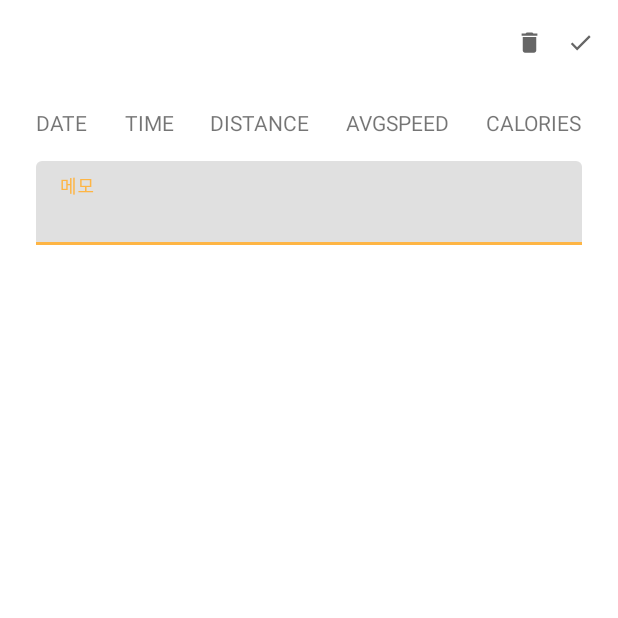
After one commit to summerdewyes/mvvm_walks_with_my_dog_portfolio, an Android app: the fragment SaveFragment shown on its own in the app's theme, on a phone screen of 412 x 824 dp, the top half of it. The commit adds this screen. Run offline under Robolectric (Android 15) with nearby library versions, the phone set to English and light mode, and no system bars.

Commit message:
fragment_save.xml 디자인

```diff
--- a/app/build.gradle
+++ b/app/build.gradle
@@ -42,6 +42,7 @@ android {
 }
 
 dependencies {
+    implementation 'androidx.legacy:legacy-support-v4:1.0.0'
     def room_version = "2.3.0"
 
     implementation 'androidx.core:core-ktx:1.6.0'
--- /dev/null
+++ b/app/src/main/java/com/summerdewyes/mvvm_walks_with_my_dog/ui/fragments/SaveFragment.kt
@@ -0,0 +1,27 @@
+package com.summerdewyes.mvvm_walks_with_my_dog.ui.fragments
+
+
+import android.os.Bundle
+import android.view.LayoutInflater
+import android.view.View
+import android.view.ViewGroup
+import androidx.fragment.app.Fragment
+import com.summerdewyes.mvvm_walks_with_my_dog.R
+import com.summerdewyes.mvvm_walks_with_my_dog.databinding.FragmentSaveBinding
+
+class SaveFragment : Fragment(R.layout.fragment_save) {
+
+    private var _binding: FragmentSaveBinding? = null
+    private val binding get() = _binding!!
+
+    override fun onCreateView(
+        inflater: LayoutInflater,
+        container: ViewGroup?,
+        savedInstanceState: Bundle?
+    ): View? {
+        return super.onCreateView(inflater, container, savedInstanceState)
+        _binding = FragmentSaveBinding.inflate(inflater, container, false)
+        return binding.root
+    }
+
+}
--- /dev/null
+++ b/app/src/main/res/drawable/ic_check.xml
@@ -0,0 +1,10 @@
+<vector xmlns:android="http://schemas.android.com/apk/res/android"
+    android:width="24dp"
+    android:height="24dp"
+    android:viewportWidth="24"
+    android:viewportHeight="24"
+    android:tint="?attr/colorControlNormal">
+  <path
+      android:fillColor="@android:color/white"
+      android:pathData="M9,16.17L4.83,12l-1.42,1.41L9,19 21,7l-1.41,-1.41z"/>
+</vector>
--- /dev/null
+++ b/app/src/main/res/drawable/ic_garbage.xml
@@ -0,0 +1,10 @@
+<vector xmlns:android="http://schemas.android.com/apk/res/android"
+    android:width="24dp"
+    android:height="24dp"
+    android:viewportWidth="24"
+    android:viewportHeight="24"
+    android:tint="?attr/colorControlNormal">
+  <path
+      android:fillColor="@android:color/white"
+      android:pathData="M6,19c0,1.1 0.9,2 2,2h8c1.1,0 2,-0.9 2,-2V7H6v12zM19,4h-3.5l-1,-1h-5l-1,1H5v2h14V4z"/>
+</vector>
--- a/app/src/main/res/layout/activity_main.xml
+++ b/app/src/main/res/layout/activity_main.xml
@@ -39,7 +39,7 @@
     <com.google.android.material.bottomnavigation.BottomNavigationView
         android:id="@+id/bottomNavigationView"
         android:layout_width="match_parent"
-        android:layout_height="@dimen/bottom_height"
+        android:layout_height="@dimen/default_height"
         android:background="@color/white"
         app:itemIconTint="@drawable/bottom_nav_selector"
         app:itemTextColor="@drawable/bottom_nav_selector"
--- a/app/src/main/res/layout/fragment_run.xml
+++ b/app/src/main/res/layout/fragment_run.xml
@@ -8,7 +8,7 @@
     <androidx.constraintlayout.widget.ConstraintLayout
         android:id="@+id/continueLayout"
         android:layout_width="match_parent"
-        android:layout_height="@dimen/bottom_height"
+        android:layout_height="@dimen/default_height"
         android:padding="8dp"
         app:layout_constraintTop_toTopOf="parent"
         app:layout_constraintStart_toStartOf="parent"
--- /dev/null
+++ b/app/src/main/res/layout/fragment_save.xml
@@ -0,0 +1,119 @@
+<?xml version="1.0" encoding="utf-8"?>
+<androidx.constraintlayout.widget.ConstraintLayout xmlns:android="http://schemas.android.com/apk/res/android"
+    xmlns:tools="http://schemas.android.com/tools"
+    android:layout_width="match_parent"
+    android:layout_height="match_parent"
+    xmlns:app="http://schemas.android.com/apk/res-auto"
+    tools:context=".ui.fragments.SaveFragment"
+    android:paddingBottom="@dimen/margin_default_mul">
+
+    <androidx.appcompat.widget.AppCompatImageView
+        android:id="@+id/tvSuccess"
+        android:layout_width="18sp"
+        android:layout_height="18sp"
+        android:src="@drawable/ic_check"
+        android:layout_margin="@dimen/margin_default"
+        app:layout_constraintEnd_toEndOf="parent"
+        app:layout_constraintTop_toTopOf="parent"
+        app:layout_constraintBottom_toTopOf="@+id/ivRunImage"/>
+
+    <androidx.appcompat.widget.AppCompatImageView
+        android:id="@+id/tvDelete"
+        android:layout_width="18sp"
+        android:layout_height="18sp"
+        android:src="@drawable/ic_garbage"
+        android:layout_margin="@dimen/margin_default"
+        app:layout_constraintTop_toTopOf="parent"
+        app:layout_constraintBottom_toTopOf="@+id/ivRunImage"
+        app:layout_constraintRight_toLeftOf="@+id/tvSuccess"/>
+
+    <com.google.android.material.textfield.TextInputLayout
+        android:id="@+id/tilJournal"
+        android:layout_width="0dp"
+        android:layout_height="wrap_content"
+        android:layout_marginTop="@dimen/margin_default"
+        app:layout_constraintEnd_toEndOf="@id/tvCalories"
+        app:layout_constraintHorizontal_bias="0.5"
+        app:layout_constraintStart_toStartOf="@+id/tvDate"
+        app:layout_constraintTop_toBottomOf="@+id/tvDate">
+
+        <com.google.android.material.textfield.TextInputEditText
+            android:id="@+id/etJournal"
+            android:layout_width="match_parent"
+            android:layout_height="wrap_content"
+            android:ems="10"
+            android:hint="메모"
+            android:inputType="text" />
+
+    </com.google.android.material.textfield.TextInputLayout>
+
+    <ImageView
+        android:id="@+id/ivRunImage"
+        android:layout_width="match_parent"
+        android:layout_height="wrap_content"
+        android:layout_marginTop="@dimen/default_height"
+        app:layout_constraintEnd_toEndOf="parent"
+        app:layout_constraintHorizontal_bias="0.5"
+        app:layout_constraintStart_toStartOf="parent"
+        app:layout_constraintTop_toTopOf="parent" />
+
+    <com.google.android.material.textview.MaterialTextView
+        android:id="@+id/tvDate"
+        android:layout_width="wrap_content"
+        android:layout_height="wrap_content"
+        android:layout_marginTop="@dimen/margin_default"
+        android:text="DATE"
+        app:layout_constraintEnd_toStartOf="@+id/tvTime"
+        app:layout_constraintHorizontal_bias="0.5"
+        app:layout_constraintStart_toStartOf="parent"
+        app:layout_constraintTop_toBottomOf="@+id/ivRunImage" />
+
+    <com.google.android.material.textview.MaterialTextView
+        android:id="@+id/tvTime"
+        android:layout_width="wrap_content"
+        android:layout_height="wrap_content"
+        android:layout_marginTop="@dimen/margin_default"
+        android:text="TIME"
+        app:layout_constraintEnd_toStartOf="@+id/tvDistance"
+        app:layout_constraintHorizontal_bias="0.5"
+        app:layout_constraintStart_toEndOf="@+id/tvDate"
+        app:layout_constraintTop_toBottomOf="@+id/ivRunImage" />
+
+    <com.google.android.material.textview.MaterialTextView
+        android:id="@+id/tvDistance"
+        android:layout_width="wrap_content"
+        android:layout_height="wrap_content"
+        android:layout_marginTop="@dimen/margin_default"
+        android:text="DISTANCE"
+        app:layout_constraintEnd_toStartOf="@+id/tvAvgSpeed"
+        app:layout_constraintHorizontal_bias="0.5"
+        app:layout_constraintStart_toEndOf="@+id/tvTime"
+        app:layout_constraintTop_toBottomOf="@+id/ivRunImage" />
+
+    <com.google.android.material.textview.MaterialTextView
+        android:id="@+id/tvAvgSpeed"
+        android:layout_width="wrap_content"
+        android:layout_height="wrap_content"
+        android:layout_marginTop="@dimen/margin_default"
+        android:text="AVGSPEED"
+        app:layout_constraintEnd_toStartOf="@+id/tvCalories"
+        app:layout_constraintHorizontal_bias="0.5"
+        app:layout_constraintStart_toEndOf="@+id/tvDistance"
+        app:layout_constraintTop_toBottomOf="@+id/ivRunImage" />
+
+
+    <com.google.android.material.textview.MaterialTextView
+        android:id="@+id/tvCalories"
+        android:layout_width="wrap_content"
+        android:layout_height="wrap_content"
+        android:layout_marginTop="@dimen/margin_default"
+        android:text="CALORIES"
+        app:layout_constraintEnd_toEndOf="parent"
+        app:layout_constraintHorizontal_bias="0.5"
+        app:layout_constraintStart_toEndOf="@+id/tvAvgSpeed"
+        app:layout_constraintTop_toBottomOf="@+id/ivRunImage" />
+
+
+
+
+</androidx.constraintlayout.widget.ConstraintLayout>
--- a/app/src/main/res/layout/fragment_setup.xml
+++ b/app/src/main/res/layout/fragment_setup.xml
@@ -67,7 +67,7 @@
     <androidx.constraintlayout.widget.ConstraintLayout
         android:id="@+id/continueLayout"
         android:layout_width="match_parent"
-        android:layout_height="@dimen/bottom_height"
+        android:layout_height="@dimen/default_height"
         android:background="@color/colorAccent"
         android:padding="8dp"
         app:layout_constraintBottom_toBottomOf="parent"
--- a/app/src/main/res/values/dimen.xml
+++ b/app/src/main/res/values/dimen.xml
@@ -1,7 +1,7 @@
 <?xml version="1.0" encoding="utf-8"?>
 <resources>
 
-    <dimen name="bottom_height">56sp</dimen>
+    <dimen name="default_height">56sp</dimen>
 
     <!--Margin-->
     <dimen name="margin_default_div">8sp</dimen>
--- a/build.gradle
+++ b/build.gradle
@@ -6,7 +6,7 @@ buildscript {
     }
     dependencies {
         classpath 'com.android.tools.build:gradle:7.0.2'
-        classpath "org.jetbrains.kotlin:kotlin-gradle-plugin:1.5.21"
+        classpath 'org.jetbrains.kotlin:kotlin-gradle-plugin:1.5.31'
 
         classpath "androidx.navigation:navigation-safe-args-gradle-plugin:2.3.0-beta01"
 
```
